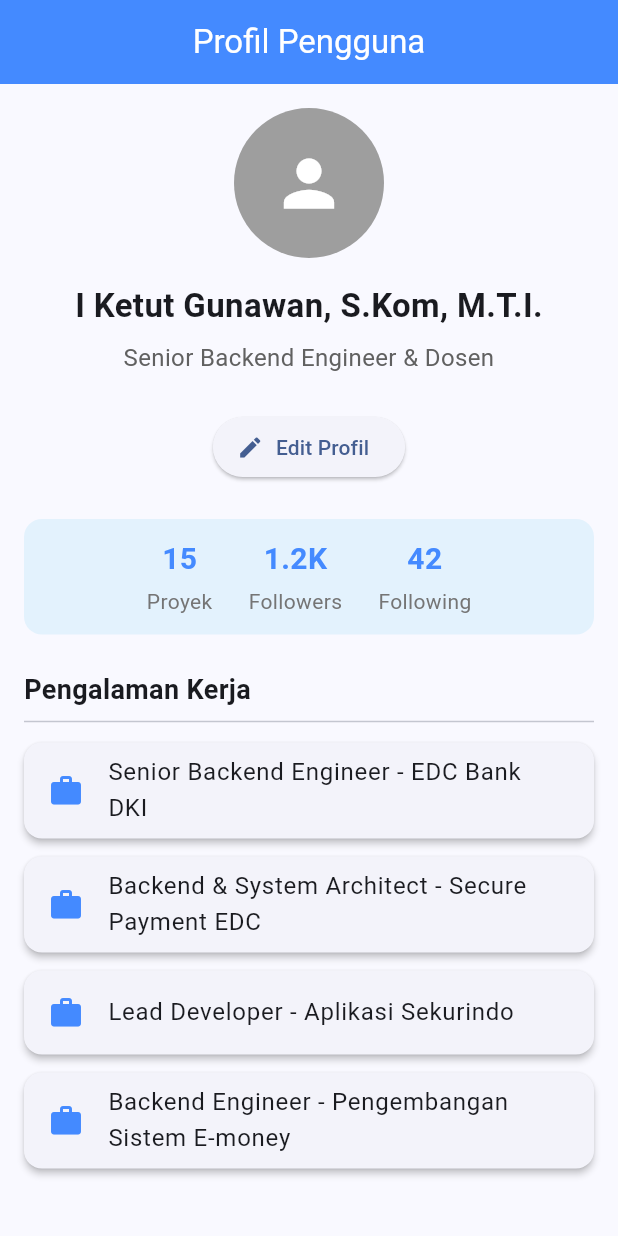
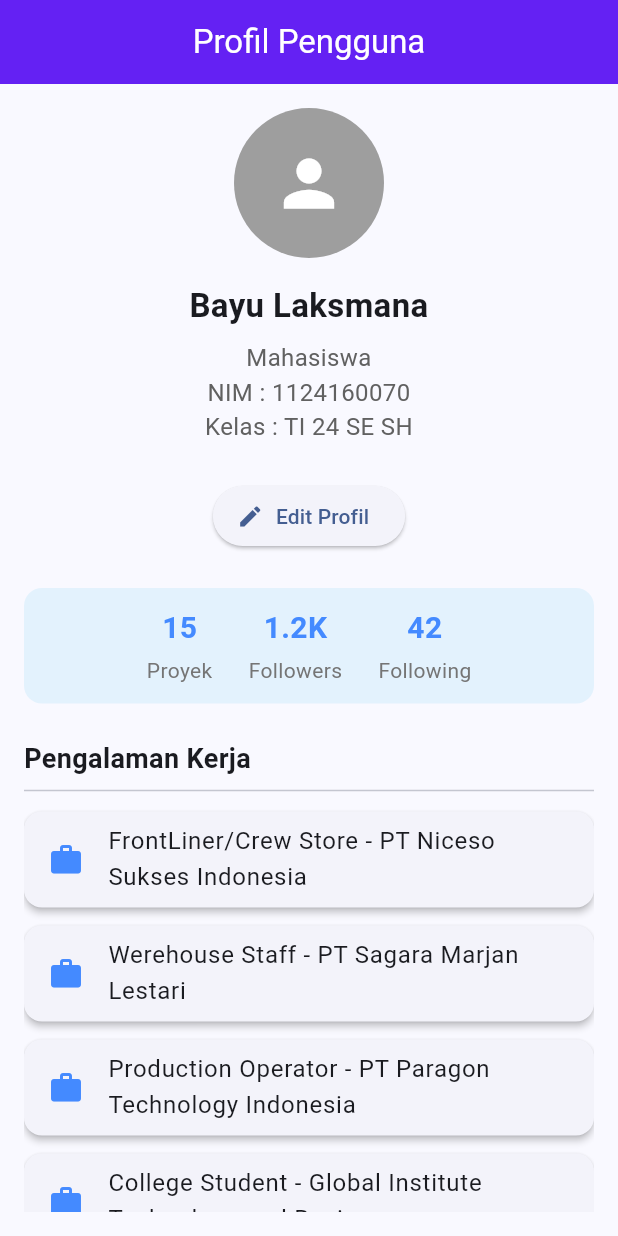
Before and after one commit to laxmanalearn-art/appmobile_pertemuan5, a Flutter app: the screen it shows after launch, on a phone screen of 412 x 824 dp. Run offline on Flutter 3.47's test engine with Material 3 defaults, Android fonts, the phone set to English and light mode, and no system bars.

Commit message:
feat: Menambah Data Nama Nim Kelas Dan Profil

```diff
--- a/lib/main.dart
+++ b/lib/main.dart
@@ -7,15 +7,17 @@ void main() {
 class MainApp extends StatelessWidget {
   const MainApp({super.key}); //3
 
-  final String userName = 'I Ketut Gunawan, S.Kom, M.T.I.';
-  final String role = 'Senior Backend Engineer & Dosen';
+  final String userName = 'Bayu Laksmana';
+  final String role = 'Mahasiswa';
+  final String nim = '1124160070';
+  final String kelas = 'TI 24 SE SH';
 
   final List<String> experiences = const [
     //9
-    'Senior Backend Engineer - EDC Bank DKI',
-    'Backend & System Architect - Secure Payment EDC',
-    'Lead Developer - Aplikasi Sekurindo', //4
-    'Backend Engineer - Pengembangan Sistem E-money',
+    'FrontLiner/Crew Store - PT Niceso Sukses Indonesia',
+    'Werehouse Staff - PT Sagara Marjan Lestari',
+    'Production Operator - PT Paragon Technology Indonesia', //4
+    'College Student - Global Institute Technology and Business',
   ];
 
   @override
@@ -30,7 +32,7 @@ class MainApp extends StatelessWidget {
         appBar: AppBar(
           title: const Text('Profil Pengguna'),
           centerTitle: true,
-          backgroundColor: Colors.blueAccent,
+          backgroundColor: const Color.fromARGB(255, 100, 33, 243),
           foregroundColor: Colors.white,
         ),
         body: Padding(
@@ -58,6 +60,16 @@ class MainApp extends StatelessWidget {
                   const SizedBox(height: 8),
                   Text(
                     role,
+                    style: TextStyle(fontSize: 16, color: Colors.grey[700]),
+                    textAlign: TextAlign.center,
+                  ),
+                  Text(
+                    'NIM : ' + nim,
+                    style: TextStyle(fontSize: 16, color: Colors.grey[700]),
+                    textAlign: TextAlign.center,
+                  ),
+                  Text(
+                    'Kelas : ' + kelas,
                     style: TextStyle(fontSize: 16, color: Colors.grey[700]),
                     textAlign: TextAlign.center,
                   ),
```
